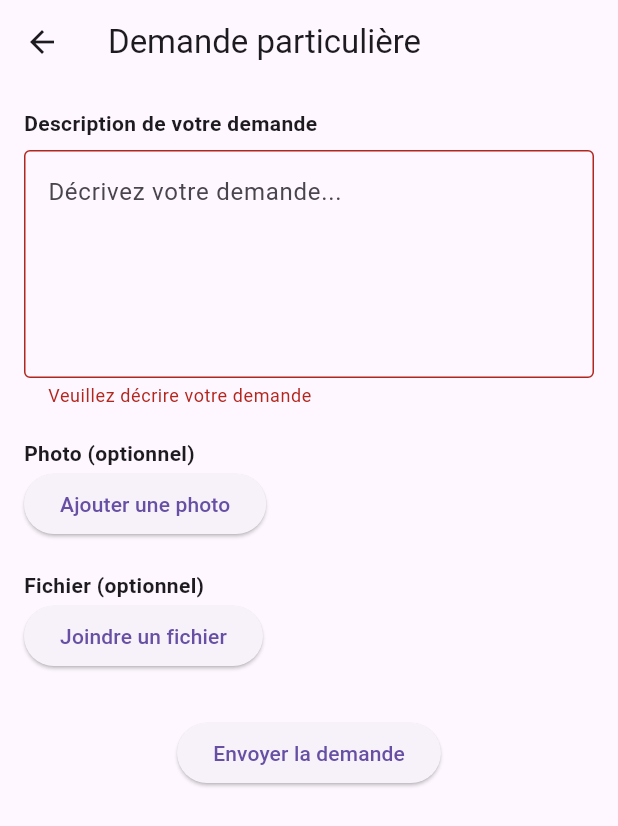
After one commit to 0osmoz0/UniqMaker, a Flutter app: the ClientMeetingPage screen opened by its route, after a tap on "Envoyer la demande", on a phone screen of 412 x 824 dp. The commit adds this screen. Shown: the top 826 px of the screen. Run offline on Flutter 3.47's test engine with Material 3 defaults, Android fonts, the phone set to English and light mode, and no system bars; our stand-ins replace animated_bottom_navigation_bar, fl_chart, flutter_colorpicker, hive, hive_flutter, image_picker and 2 more; missing offline and left inert: mailer; accounts and stored records are empty.

Commit message:
demande particuliere ajouter

```diff
--- a/uniqmaker/lib/catalogue.dart
+++ b/uniqmaker/lib/catalogue.dart
@@ -127,7 +127,15 @@ class CataloguePage extends StatelessWidget {
           ),
         ],
       ),
-    );
+      floatingActionButton: FloatingActionButton(
+        onPressed: () {
+          Navigator.pushNamed(context, '/client-meeting');
+        },
+        child: Icon(Icons.calendar_today),
+        tooltip: 'Prendre RDV',
+      ),
+    );
+  }
   }
 
   Widget _sectionTitle(String text) {
@@ -136,7 +144,6 @@ class CataloguePage extends StatelessWidget {
       style: const TextStyle(fontSize: 20, fontWeight: FontWeight.bold, color: Colors.black87),
     );
   }
-}
 
 class CompactProductCard extends StatelessWidget {
   final String name;
--- /dev/null
+++ b/uniqmaker/lib/client_meeting_page.dart
@@ -0,0 +1,148 @@
+import 'package:flutter/material.dart';
+import 'package:image_picker/image_picker.dart';
+import 'dart:io';
+import 'package:mailer/mailer.dart';
+import 'package:mailer/smtp_server.dart';
+
+class ClientMeetingPage extends StatefulWidget {
+  @override
+  _ClientMeetingPageState createState() => _ClientMeetingPageState();
+}
+
+class _ClientMeetingPageState extends State<ClientMeetingPage> {
+  final _formKey = GlobalKey<FormState>();
+  final _descriptionController = TextEditingController();
+  File? _selectedImage;
+  File? _selectedFile;
+  bool _isSending = false;
+
+  Future<void> _pickImage() async {
+    final picker = ImagePicker();
+    final pickedFile = await picker.pickImage(source: ImageSource.gallery);
+    if (pickedFile != null) {
+      setState(() {
+        _selectedImage = File(pickedFile.path);
+      });
+    }
+  }
+
+  Future<void> _pickFile() async {
+    final picker = ImagePicker();
+    final pickedFile = await picker.pickImage(source: ImageSource.gallery);
+    if (pickedFile != null) {
+      setState(() {
+        _selectedFile = File(pickedFile.path);
+      });
+    }
+  }
+
+  Future<void> _submitRequest() async {
+    if (!_formKey.currentState!.validate()) return;
+
+    setState(() => _isSending = true);
+
+    try {
+      // Configuration SMTP avec ton compte Gmail
+      final smtpServer = SmtpServer(
+        'smtp.gmail.com',
+        port: 587,
+        username: 'uniqmaker4@gmail.com',
+        password: 'urvb oxpl hghm yqkd', // ← remplace par ton mot de passe d'application
+        ignoreBadCertificate: false,
+        ssl: false,
+        allowInsecure: false,
+      );
+
+      final message = Message()
+        ..from = Address('uniqmaker4@gmail.com', 'UniqMaker')
+        ..recipients.add('uniqmaker4@gmail.com') // ← peut être toi-même ou une autre adresse
+        ..subject = 'Demande client - ${DateTime.now()}'
+        ..text = _descriptionController.text
+        ..attachments = [];
+
+      if (_selectedImage != null) {
+        message.attachments.add(FileAttachment(_selectedImage!));
+      }
+      if (_selectedFile != null) {
+        message.attachments.add(FileAttachment(_selectedFile!));
+      }
+
+      await send(message, smtpServer);
+
+      ScaffoldMessenger.of(context).showSnackBar(
+        SnackBar(content: Text('Demande envoyée avec succès!')),
+      );
+
+      _formKey.currentState!.reset();
+      setState(() {
+        _selectedImage = null;
+        _selectedFile = null;
+      });
+    } catch (e) {
+      ScaffoldMessenger.of(context).showSnackBar(
+        SnackBar(content: Text('Erreur lors de l\'envoi : $e')),
+      );
+    } finally {
+      setState(() => _isSending = false);
+    }
+  }
+
+  @override
+  Widget build(BuildContext context) {
+    return Scaffold(
+      appBar: AppBar(title: Text('Demande particulière')),
+      body: SingleChildScrollView(
+        padding: EdgeInsets.all(16),
+        child: Form(
+          key: _formKey,
+          child: Column(
+            crossAxisAlignment: CrossAxisAlignment.start,
+            children: [
+              Text('Description de votre demande', style: TextStyle(fontWeight: FontWeight.bold)),
+              SizedBox(height: 8),
+              TextFormField(
+                controller: _descriptionController,
+                maxLines: 5,
+                decoration: InputDecoration(
+                  hintText: 'Décrivez votre demande...',
+                  border: OutlineInputBorder(),
+                ),
+                validator: (value) => value == null || value.isEmpty ? 'Veuillez décrire votre demande' : null,
+              ),
+              SizedBox(height: 20),
+              Text('Photo (optionnel)', style: TextStyle(fontWeight: FontWeight.bold)),
+              _selectedImage == null
+                  ? ElevatedButton(onPressed: _pickImage, child: Text('Ajouter une photo'))
+                  : Stack(
+                      children: [
+                        Image.file(_selectedImage!, height: 150, fit: BoxFit.cover),
+                        Positioned(
+                          top: 8,
+                          right: 8,
+                          child: IconButton(icon: Icon(Icons.close, color: Colors.red), onPressed: () => setState(() => _selectedImage = null)),
+                        ),
+                      ],
+                    ),
+              SizedBox(height: 20),
+              Text('Fichier (optionnel)', style: TextStyle(fontWeight: FontWeight.bold)),
+              _selectedFile == null
+                  ? ElevatedButton(onPressed: _pickFile, child: Text('Joindre un fichier'))
+                  : ListTile(
+                      leading: Icon(Icons.insert_drive_file),
+                      title: Text(_selectedFile!.path.split('/').last),
+                      trailing: IconButton(icon: Icon(Icons.close), onPressed: () => setState(() => _selectedFile = null)),
+                    ),
+              SizedBox(height: 30),
+              Center(
+                child: ElevatedButton(
+                  onPressed: _isSending ? null : _submitRequest,
+                  child: _isSending ? CircularProgressIndicator(color: Colors.white) : Text('Envoyer la demande'),
+                ),
+              ),
+            ],
+          ),
+        ),
+      ),
+    );
+  }
+}
--- a/uniqmaker/lib/main.dart
+++ b/uniqmaker/lib/main.dart
@@ -7,6 +7,8 @@ import 'package:uniqmaker/freelancerdb.dart'; // Ton modèle Hive
 import 'package:uniqmaker/login.dart'; // Ta page login
 import 'package:uniqmaker/signup.dart'; // Ta page signup
 import 'package:uniqmaker/freelancerHome.dart'; // Ta page d’accueil
+import 'catalogue.dart';
+import 'client_meeting_page.dart';
 
 void main() async {
   WidgetsFlutterBinding.ensureInitialized();
@@ -32,6 +34,13 @@ class MyApp extends StatelessWidget {
         '/login': (context) => const FreelancerLoginPage(),
         '/signup': (context) => const HomeScreen(),
         '/HomePage': (context) => const HomePage(),
+        '/product': (context) => ProductDetailPage(
+          name: '',
+          imagePath: '',
+          price: 0,
+          productType: '',
+        ),
+        '/client-meeting': (context) => ClientMeetingPage(),
       },
     );
   }
```
Also changed, not shown: 1 other file.
